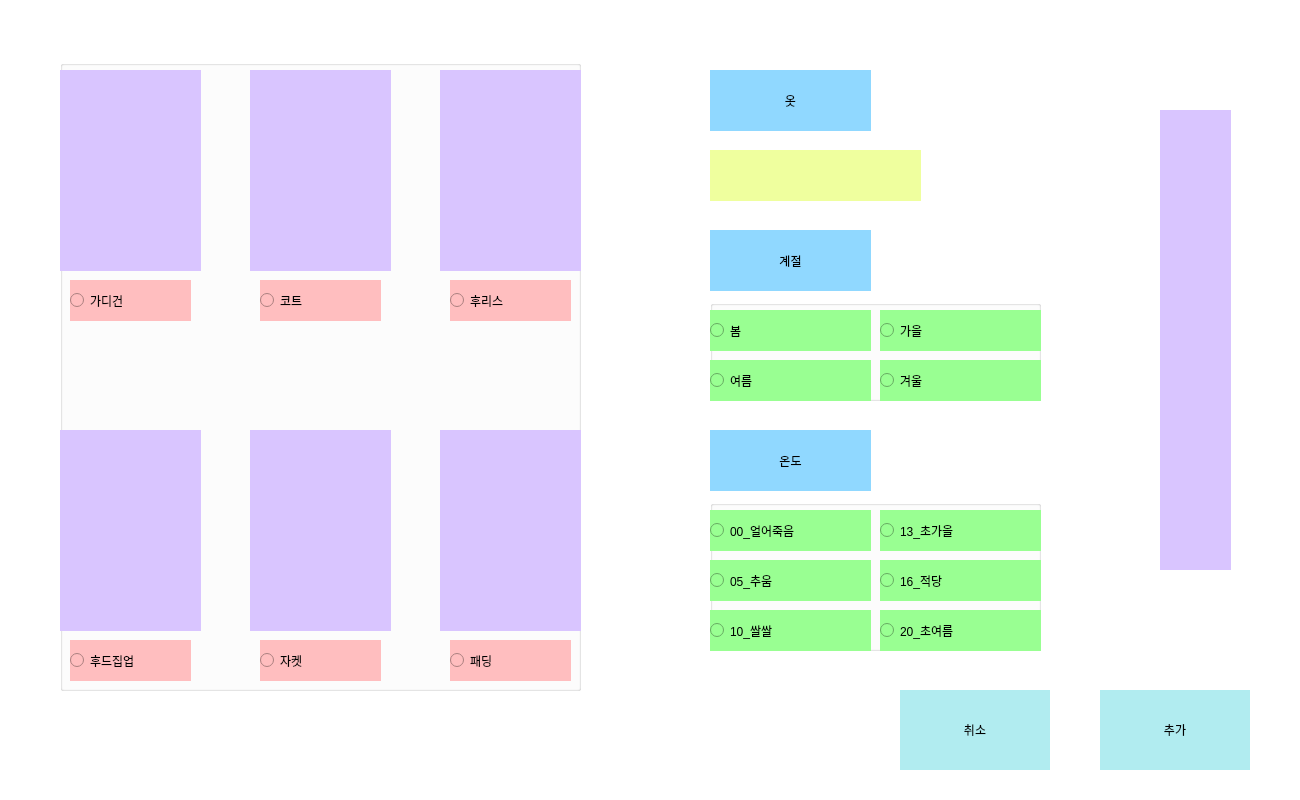
Above: _uiFile/viewAdd.ui from jonga0209/Python_weatherPicker before the change. Below: the same form after it.
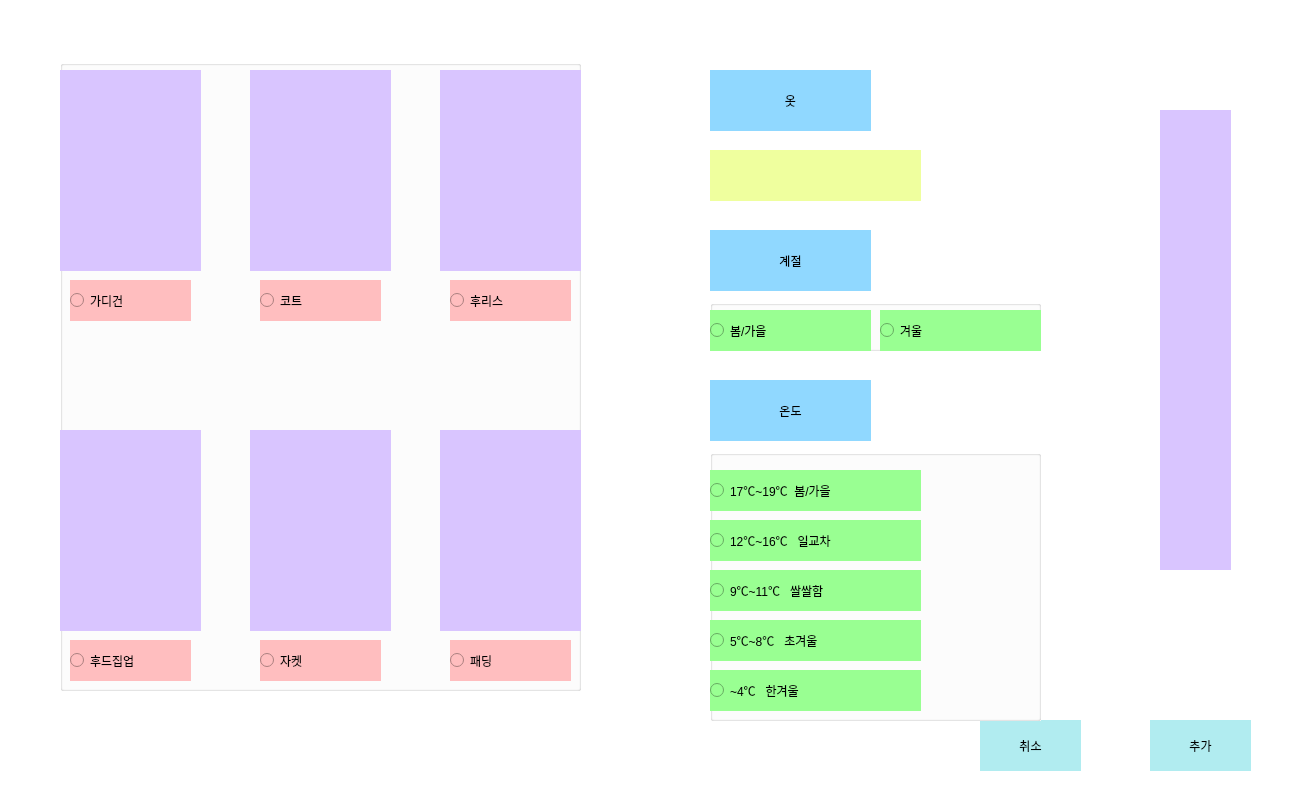
That is the form after the change.

Commit message: add부분 수정 기온,날씨

Patch:
```diff
--- a/_uiFile/viewAdd.ui
+++ b/_uiFile/viewAdd.ui
@@ -31,10 +31,10 @@
   <widget class="QPushButton" name="a_btn_add">
    <property name="geometry">
     <rect>
-     <x>1100</x>
-     <y>690</y>
-     <width>150</width>
-     <height>80</height>
+     <x>1150</x>
+     <y>720</y>
+     <width>101</width>
+     <height>51</height>
     </rect>
    </property>
    <property name="styleSheet">
@@ -49,10 +49,10 @@
   <widget class="QPushButton" name="a_btn_cancle">
    <property name="geometry">
     <rect>
-     <x>900</x>
-     <y>690</y>
-     <width>150</width>
-     <height>80</height>
+     <x>980</x>
+     <y>720</y>
+     <width>101</width>
+     <height>51</height>
     </rect>
    </property>
    <property name="styleSheet">
@@ -108,7 +108,7 @@
    <property name="geometry">
     <rect>
      <x>710</x>
-     <y>430</y>
+     <y>380</y>
      <width>161</width>
      <height>61</height>
     </rect>
@@ -287,7 +287,7 @@
      <x>710</x>
      <y>300</y>
      <width>331</width>
-     <height>101</height>
+     <height>51</height>
     </rect>
    </property>
    <property name="title">
@@ -299,45 +299,11 @@
    <property name="checkable">
     <bool>false</bool>
    </property>
-   <widget class="QRadioButton" name="a_rb_s_summer">
-    <property name="geometry">
-     <rect>
-      <x>0</x>
-      <y>60</y>
-      <width>161</width>
-      <height>41</height>
-     </rect>
-    </property>
-    <property name="styleSheet">
-     <string notr="true">background-color: rgb(153, 255, 146);
-font: 25 12pt &quot;나눔바른고딕 Light&quot;;</string>
-    </property>
-    <property name="text">
-     <string>여름</string>
-    </property>
-   </widget>
-   <widget class="QRadioButton" name="a_rb_s_fall">
-    <property name="geometry">
-     <rect>
-      <x>170</x>
-      <y>10</y>
-      <width>161</width>
-      <height>41</height>
-     </rect>
-    </property>
-    <property name="styleSheet">
-     <string notr="true">background-color: rgb(153, 255, 146);
-font: 25 12pt &quot;나눔바른고딕 Light&quot;;</string>
-    </property>
-    <property name="text">
-     <string>가을</string>
-    </property>
-   </widget>
    <widget class="QRadioButton" name="a_rb_s_winter">
     <property name="geometry">
      <rect>
       <x>170</x>
-      <y>60</y>
+      <y>10</y>
       <width>161</width>
       <height>41</height>
      </rect>
@@ -364,7 +330,7 @@
 font: 25 12pt &quot;나눔바른고딕 Light&quot;;</string>
     </property>
     <property name="text">
-     <string>봄</string>
+     <string>봄/가을</string>
     </property>
    </widget>
   </widget>
@@ -372,9 +338,9 @@
    <property name="geometry">
     <rect>
      <x>710</x>
-     <y>500</y>
+     <y>450</y>
      <width>331</width>
-     <height>151</height>
+     <height>271</height>
     </rect>
    </property>
    <property name="title">
@@ -386,9 +352,9 @@
    <widget class="QRadioButton" name="a_rb_t20">
     <property name="geometry">
      <rect>
-      <x>170</x>
-      <y>110</y>
-      <width>161</width>
+      <x>0</x>
+      <y>170</y>
+      <width>211</width>
       <height>41</height>
      </rect>
     </property>
@@ -397,15 +363,15 @@
 font: 25 12pt &quot;나눔바른고딕 Light&quot;;</string>
     </property>
     <property name="text">
-     <string>20_초여름</string>
+     <string>5℃~8℃   초겨울</string>
     </property>
    </widget>
    <widget class="QRadioButton" name="a_rb_t05">
     <property name="geometry">
      <rect>
       <x>0</x>
-      <y>60</y>
-      <width>161</width>
+      <y>120</y>
+      <width>211</width>
       <height>41</height>
      </rect>
     </property>
@@ -414,15 +380,15 @@
 font: 25 12pt &quot;나눔바른고딕 Light&quot;;</string>
     </property>
     <property name="text">
-     <string>05_추움</string>
+     <string>9℃~11℃   쌀쌀함</string>
     </property>
    </widget>
    <widget class="QRadioButton" name="a_rb_t13">
     <property name="geometry">
      <rect>
-      <x>170</x>
-      <y>10</y>
-      <width>161</width>
+      <x>0</x>
+      <y>220</y>
+      <width>211</width>
       <height>41</height>
      </rect>
     </property>
@@ -431,15 +397,15 @@
 font: 25 12pt &quot;나눔바른고딕 Light&quot;;</string>
     </property>
     <property name="text">
-     <string>13_초가을</string>
+     <string>~4℃   한겨울 </string>
     </property>
    </widget>
    <widget class="QRadioButton" name="a_rb_t10">
     <property name="geometry">
      <rect>
       <x>0</x>
-      <y>110</y>
-      <width>161</width>
+      <y>70</y>
+      <width>211</width>
       <height>41</height>
      </rect>
     </property>
@@ -448,32 +414,15 @@
 font: 25 12pt &quot;나눔바른고딕 Light&quot;;</string>
     </property>
     <property name="text">
-     <string>10_쌀쌀</string>
+     <string>12℃~16℃   일교차</string>
     </property>
    </widget>
    <widget class="QRadioButton" name="a_rb_t16">
     <property name="geometry">
      <rect>
-      <x>170</x>
-      <y>60</y>
-      <width>161</width>
-      <height>41</height>
-     </rect>
-    </property>
-    <property name="styleSheet">
-     <string notr="true">background-color: rgb(153, 255, 146);
-font: 25 12pt &quot;나눔바른고딕 Light&quot;;</string>
-    </property>
-    <property name="text">
-     <string>16_적당</string>
-    </property>
-   </widget>
-   <widget class="QRadioButton" name="a_rb_t00">
-    <property name="geometry">
-     <rect>
       <x>0</x>
-      <y>10</y>
-      <width>161</width>
+      <y>20</y>
+      <width>211</width>
       <height>41</height>
      </rect>
     </property>
@@ -482,7 +431,7 @@
 font: 25 12pt &quot;나눔바른고딕 Light&quot;;</string>
     </property>
     <property name="text">
-     <string>00_얼어죽음</string>
+     <string>17℃~19℃  봄/가을</string>
     </property>
    </widget>
   </widget>
```
Left out of the diff: 12 changed lines with no effect on the pictures. The commit also changes 2 other files.
